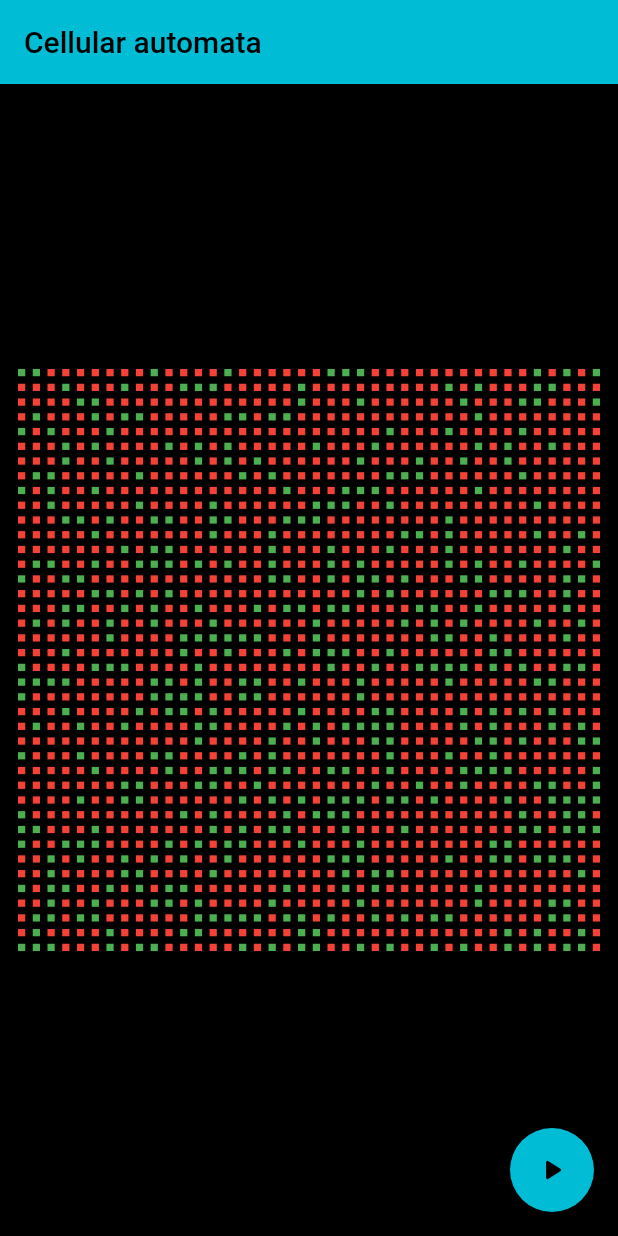
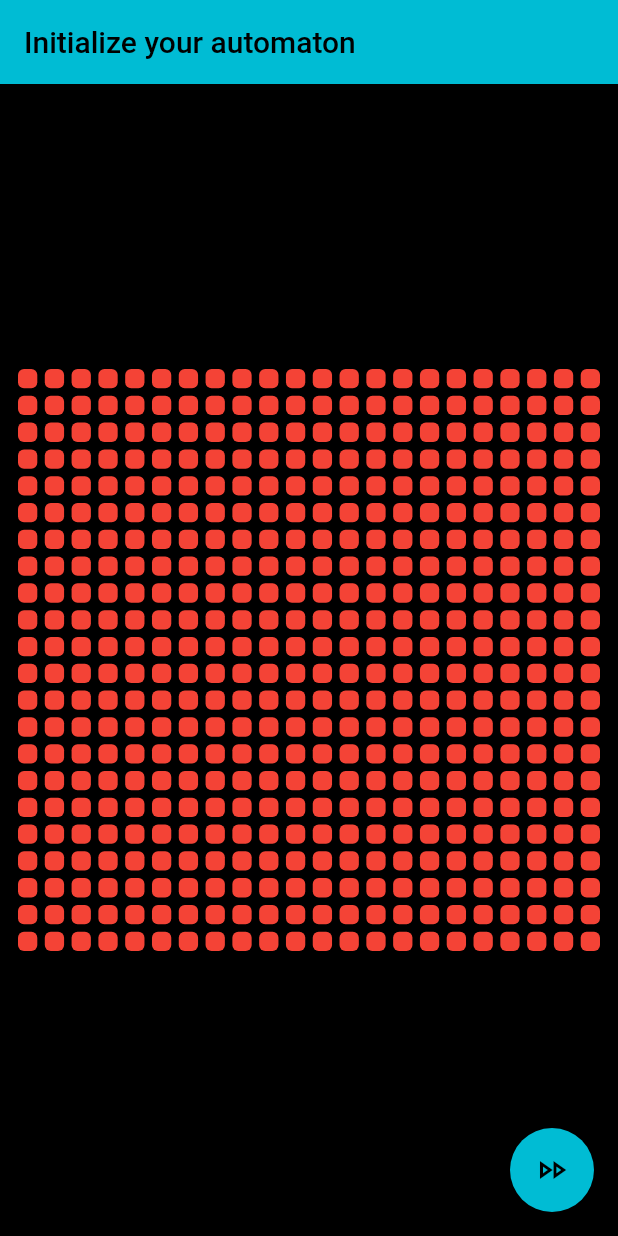
Before and after one commit to nikhil-RGB/flutter_automata, a Flutter app: the screen it shows after launch, on a phone screen of 412 x 824 dp. Run offline on Flutter 3.47's test engine with Material 2 defaults, Android fonts, the phone set to English and light mode, and no system bars; our stand-ins replace google_fonts, logger.

Commit message:
✨ Make Initialization Page

```diff
--- /dev/null
+++ b/lib/CellButton.dart
@@ -0,0 +1,36 @@
+// ignore: file_names
+import 'package:flutter/material.dart';
+
+import 'models/Cell.dart';
+
+//An object of this class represents a single CellButton in a cell grid
+class CellButton extends StatefulWidget {
+  final Cell cell;
+  final Color live;
+  final Color dead;
+  const CellButton({
+    super.key,
+    required this.cell,
+    this.live = Colors.green,
+    this.dead = Colors.red,
+  });
+  @override
+  State<CellButton> createState() => _CellButtonState();
+}
+
+class _CellButtonState extends State<CellButton> {
+  @override
+  Widget build(BuildContext context) {
+    return ElevatedButton(
+      onPressed: () {
+        setState(() {
+          widget.cell.state = !widget.cell.state;
+        });
+      },
+      style: ElevatedButton.styleFrom(
+        backgroundColor: widget.cell.state ? widget.live : widget.dead,
+      ),
+      child: const Text(""),
+    );
+  }
+}
--- a/lib/CellGrid.dart
+++ b/lib/CellGrid.dart
@@ -1,20 +1,25 @@
 // ignore_for_file: file_names, must_be_immutable
 
+import 'dart:math';
+
 import 'package:flutter/material.dart';
+import 'package:flutter_automata/CellButton.dart';
 
 import 'models/Cell.dart';
 
 class CellGrid extends StatefulWidget {
   Color dead;
   Color live;
+  bool
+      initPage; //true if this cell grid is used for initializing the automaton, false otherwise.
   List<List<Cell>> grid; //Grid of Cells used for reference
   List<List<Widget>> buttons = []; //list of buttons
-  CellGrid({
-    super.key,
+  CellGrid(
+      {super.key,
       required this.grid,
       this.live = Colors.green,
       this.dead = Colors.red,
-  });
+      required this.initPage});
 
   @override
   State<CellGrid> createState() => _CellGridState();
@@ -31,6 +36,8 @@ class _CellGridState extends State<CellGrid> {
       }
     }
     return InteractiveViewer(
+      maxScale: 15.0, //increased max scale
+      minScale: 1.0, //do not want users to minimize the grid, unrequired.
       child: Center(
         child: Container(
           // ignore: prefer_const_constructors
@@ -65,13 +72,14 @@ class _CellGridState extends State<CellGrid> {
   }
 
   Widget generateGridCell(Cell ref) {
-    return AspectRatio(
-      aspectRatio: 1.0,
-      child: Container(
+    return widget.initPage
+        ? CellButton(
+            cell: ref,
+          )
+        : Container(
             height: 20,
             decoration: BoxDecoration(
               color: ref.state ? widget.live : widget.dead,
-        ),
             ),
           );
   }
--- a/lib/main.dart
+++ b/lib/main.dart
@@ -5,14 +5,15 @@ import 'package:flutter/material.dart';
 // ignore: unused_import
 import 'package:flutter_automata/models/testing.dart';
 import 'package:flutter_automata/pages/AutomatonPage.dart';
+import 'package:flutter_automata/pages/InitializationPage.dart';
 import 'models/Cell.dart';
 
 //constants for standard connways game of life, and for testing
 const int lower_bound = 2;
 const int upper_bound = 5;
 const int ressurection = 3;
-const Point dimensions = Point(40, 40);
-const int alives = 450;
+const Point dimensions = Point(22, 22);
+const int alives = 150;
 
 void main() {
   runApp(const MyApp());
@@ -31,11 +32,18 @@ class MyApp extends StatelessWidget {
       theme: ThemeData(
         primarySwatch: Colors.cyan,
       ),
-      home: AutomatonPage(
-        grid: grid,
+      // home: AutomatonPage(
+      //   grid: grid,
+      //   lb: lower_bound,
+      //   ub: upper_bound,
+      //   ress: ressurection,
+      // ),
+      home: InitializationPage(
         lb: lower_bound,
         ub: upper_bound,
         ress: ressurection,
+        dimensions.x.toInt(),
+        dimensions.y.toInt(),
       ),
     );
   }
--- a/lib/models/Cell.dart
+++ b/lib/models/Cell.dart
@@ -2,7 +2,6 @@
 //An object of this class represent s a single Cell in a grid ecosystem for a singular Cellular automaton
 import 'dart:math';
 
-import 'package:flutter/material.dart';
 import 'package:flutter_automata/util/custom_exceptions.dart';
 import 'package:logger/logger.dart';
 
--- a/lib/pages/AutomatonPage.dart
+++ b/lib/pages/AutomatonPage.dart
@@ -31,6 +31,7 @@ class _AutomatonPageState extends State<AutomatonPage> {
       ),
       body: CellGrid(
         grid: widget.grid,
+        initPage: false,
       ),
       floatingActionButton: FloatingActionButton(
         onPressed: () async {
--- a/lib/pages/InitializationPage.dart
+++ b/lib/pages/InitializationPage.dart
@@ -1,11 +1,50 @@
+import 'dart:math';
+
 import 'package:flutter/material.dart';
+import 'package:flutter_automata/CellGrid.dart';
+import 'package:flutter_automata/pages/AutomatonPage.dart';
 
-class InitializationPage extends StatelessWidget {
+import '../models/Cell.dart';
+
+// ignore: must_be_immutable
+class InitializationPage extends StatefulWidget {
+  @override
+  State<InitializationPage> createState() => _InitializationPageState();
+  final int x; //Number of rows
+  final int y; //Number of columns
+  late List<List<Cell>> grid; //Grid of cells
+  int ub;
+  int lb;
+  int ress;
+  InitializationPage(this.x, this.y,
+      {super.key, required this.ub, required this.lb, required this.ress}) {
+    grid = Cell.generateGrid(Point(x, y));
+  }
+}
+
+class _InitializationPageState extends State<InitializationPage> {
   @override
   Widget build(BuildContext context) {
-    // TODO: implement build
     return Scaffold(
       appBar: AppBar(title: const Text("Initialize your automaton")),
+      body: CellGrid(
+        grid: widget.grid,
+        initPage: true,
+      ),
+      floatingActionButton: FloatingActionButton(
+        onPressed: () {
+          Navigator.push(
+              context,
+              MaterialPageRoute(
+                  builder: ((context) => AutomatonPage(
+                      grid: widget.grid,
+                      ub: widget.ub,
+                      lb: widget.lb,
+                      ress: widget.ress))));
+        },
+        backgroundColor: Colors.cyan,
+        child: const Icon(Icons.fast_forward_outlined),
+      ),
     );
   }
 }
```
Lines whose indentation alone changed are shown as unchanged.
